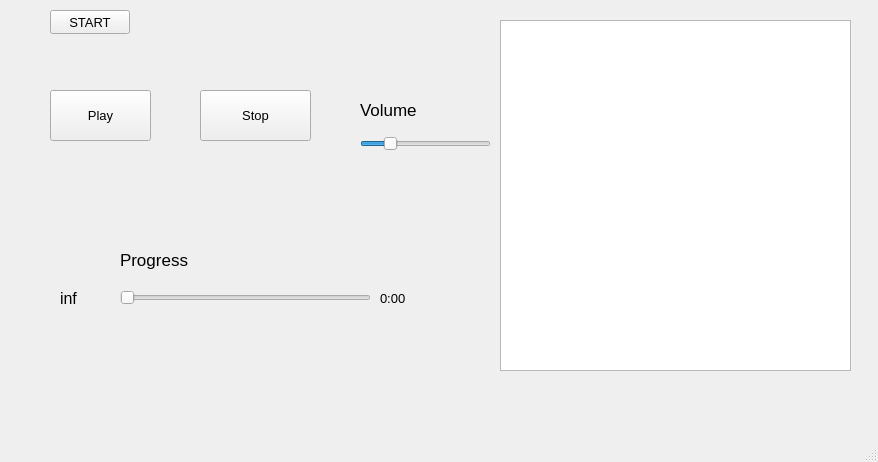
First picture: the form in music_player/music_player.ui, repository yoorgoo/Metro_Music, before the edit.
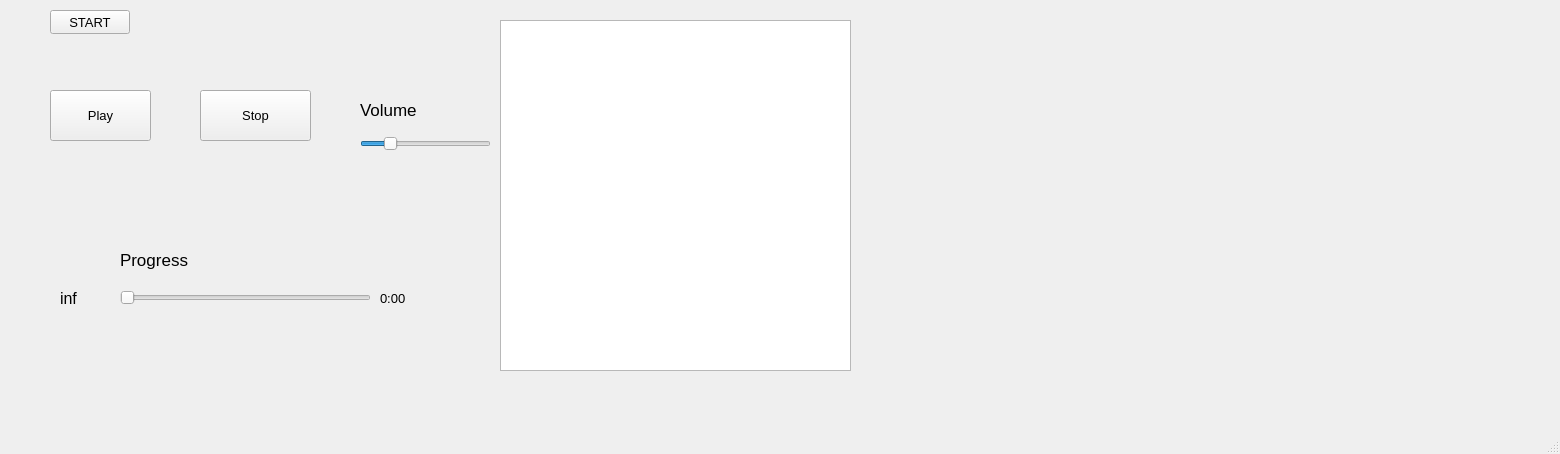
Second picture: the form after the edit.

Commit message: made the start button a folder select button. Populates songlist with all songs found in selected folder

The edit to the form file:
```diff
--- a/music_player/music_player.ui
+++ b/music_player/music_player.ui
@@ -6,8 +6,8 @@
    <rect>
     <x>0</x>
     <y>0</y>
-    <width>878</width>
-    <height>462</height>
+    <width>1560</width>
+    <height>454</height>
    </rect>
   </property>
   <property name="font">
```
Left out of the diff: 2 changed lines with no effect on the pictures. The commit also changes 2 other files.
